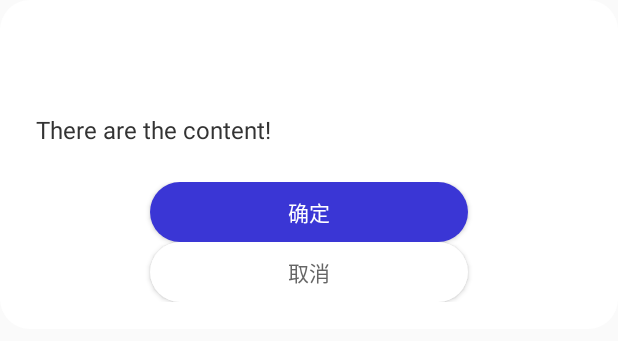
After one commit to Asheone12/LetsJump, an Android app: the layout dialog_common_two_selection.xml on its own in the app's theme, with its tools: preview values and no code run, on a phone screen of 412 x 824 dp. The commit adds this screen. Shown: the top 341 px of the screen. Run offline under Robolectric (Android 15) with nearby library versions, the phone set to English and light mode, and no system bars.

Commit message:
弹窗样式修改

```diff
--- a/app/build.gradle
+++ b/app/build.gradle
@@ -55,4 +55,6 @@ dependencies {
     testImplementation 'junit:junit:4.13.2'
     androidTestImplementation 'androidx.test.ext:junit:1.1.5'
     androidTestImplementation 'androidx.test.espresso:espresso-core:3.5.1'
+
+    implementation 'com.github.li-xiaojun:XPopup:2.0.0'
 }
--- /dev/null
+++ b/app/src/main/res/drawable/bg_btn_blue_next_88dp.xml
@@ -0,0 +1,5 @@
+<?xml version="1.0" encoding="utf-8"?>
+<shape xmlns:android="http://schemas.android.com/apk/res/android">
+    <solid android:color="@color/colorPrimaryBlue"/>
+    <corners android:radius="88dp"/>
+</shape>
--- /dev/null
+++ b/app/src/main/res/drawable/bg_btn_gray_88dp.xml
@@ -0,0 +1,5 @@
+<?xml version="1.0" encoding="utf-8"?>
+<shape xmlns:android="http://schemas.android.com/apk/res/android">
+    <solid android:color="@color/white"/>
+    <corners android:radius="88dp"/>
+</shape>
--- /dev/null
+++ b/app/src/main/res/drawable/xpopup_round_bg_20dp.xml
@@ -0,0 +1,5 @@
+<?xml version="1.0" encoding="utf-8"?>
+<shape xmlns:android="http://schemas.android.com/apk/res/android" android:shape="rectangle">
+    <corners android:radius="20dp"/>
+    <solid android:color="@android:color/white"/>
+</shape>
--- /dev/null
+++ b/app/src/main/res/layout/dialog_common_two_selection.xml
@@ -0,0 +1,71 @@
+<?xml version="1.0" encoding="utf-8"?>
+<LinearLayout xmlns:android="http://schemas.android.com/apk/res/android"
+    xmlns:tools="http://schemas.android.com/tools"
+    android:id="@+id/content_ll"
+    android:layout_width="match_parent"
+    android:layout_height="wrap_content"
+    android:background="@drawable/xpopup_round_bg_20dp"
+    android:gravity="center_horizontal"
+    android:orientation="vertical">
+
+    <TextView
+        android:id="@+id/tv_title"
+        android:layout_width="wrap_content"
+        android:layout_height="wrap_content"
+        android:layout_gravity="center"
+        android:layout_marginStart="20dp"
+        android:layout_marginTop="24dp"
+        android:layout_marginEnd="20dp"
+        android:gravity="center"
+        android:textColor="@color/color_333333"
+        android:textSize="20dp"
+        android:textStyle="bold" />
+
+    <TextView
+        android:id="@+id/content"
+        android:layout_width="match_parent"
+        android:layout_height="wrap_content"
+        android:layout_marginTop="24dp"
+        android:gravity="left"
+        android:paddingHorizontal="24dp"
+        android:textSize="16dp"
+        android:textFontWeight="500"
+        android:textColor="@color/color_333333"
+        tools:text="There are the content!"/>
+
+    <LinearLayout
+        android:layout_width="match_parent"
+        android:layout_height="wrap_content"
+        android:layout_marginTop="24dp"
+        android:layout_marginBottom="18dp"
+        android:gravity="center_horizontal"
+        android:orientation="vertical">
+
+        <Button
+            android:id="@+id/sure"
+            android:layout_width="212dp"
+            android:layout_height="40dp"
+            android:layout_gravity="center_horizontal"
+            android:layout_marginStart="25dp"
+            android:layout_marginEnd="25dp"
+            android:layout_weight="1"
+            android:background="@drawable/bg_btn_blue_next_88dp"
+            android:text="@string/sure"
+            android:textColor="@color/white"
+            android:textSize="14dp" />
+
+        <Button
+            android:id="@+id/cancel"
+            android:layout_width="212dp"
+            android:layout_height="40dp"
+            android:layout_gravity="center_horizontal"
+            android:layout_marginStart="25dp"
+            android:layout_marginEnd="25dp"
+            android:background="@drawable/bg_btn_gray_88dp"
+            android:layout_weight="1"
+            android:text="@string/cancel"
+            android:textColor="@color/color_gray"
+            android:textSize="14dp" />
+
+    </LinearLayout>
+</LinearLayout>
--- a/app/src/main/res/values/colors.xml
+++ b/app/src/main/res/values/colors.xml
@@ -11,4 +11,8 @@
     <color name="colorPrimary">#3F51B5</color>
     <color name="colorPrimaryDark">#303F9F</color>
     <color name="colorAccent">#FF4081</color>
+
+    <color name="color_333333">#333333</color>
+    <color name="colorPrimaryBlue">#3A36D5</color>
+    <color name="color_gray">#666666</color>
 </resources>
--- a/app/src/main/res/values/strings.xml
+++ b/app/src/main/res/values/strings.xml
@@ -4,4 +4,6 @@
     <string name="top_score">最高分</string>
     <string name="quit_game">退出游戏</string>
     <string name="top_record">最高记录</string>
+    <string name="sure">确定</string>
+    <string name="cancel">取消</string>
 </resources>
--- a/settings.gradle
+++ b/settings.gradle
@@ -1,5 +1,8 @@
 pluginManagement {
     repositories {
+        maven { url 'https://jitpack.io' }
+        maven { url 'https://maven.aliyun.com/nexus/content/groups/public' }
+        maven { url 'https://maven.aliyun.com/nexus/content/repositories/google' }
         google()
         mavenCentral()
         gradlePluginPortal()
@@ -8,6 +11,9 @@ pluginManagement {
 dependencyResolutionManagement {
     repositoriesMode.set(RepositoriesMode.FAIL_ON_PROJECT_REPOS)
     repositories {
+        maven { url 'https://jitpack.io' }
+        maven { url 'https://maven.aliyun.com/nexus/content/groups/public' }
+        maven { url 'https://maven.aliyun.com/nexus/content/repositories/google' }
         google()
         mavenCentral()
     }
```
Also changed, not shown: app/src/main/java/com/muen/letsjump/CommonTwoSelectionDialog.kt (added, +114 -0 lines), app/src/main/java/com/muen/letsjump/GameView.java (+26 -29 lines).
